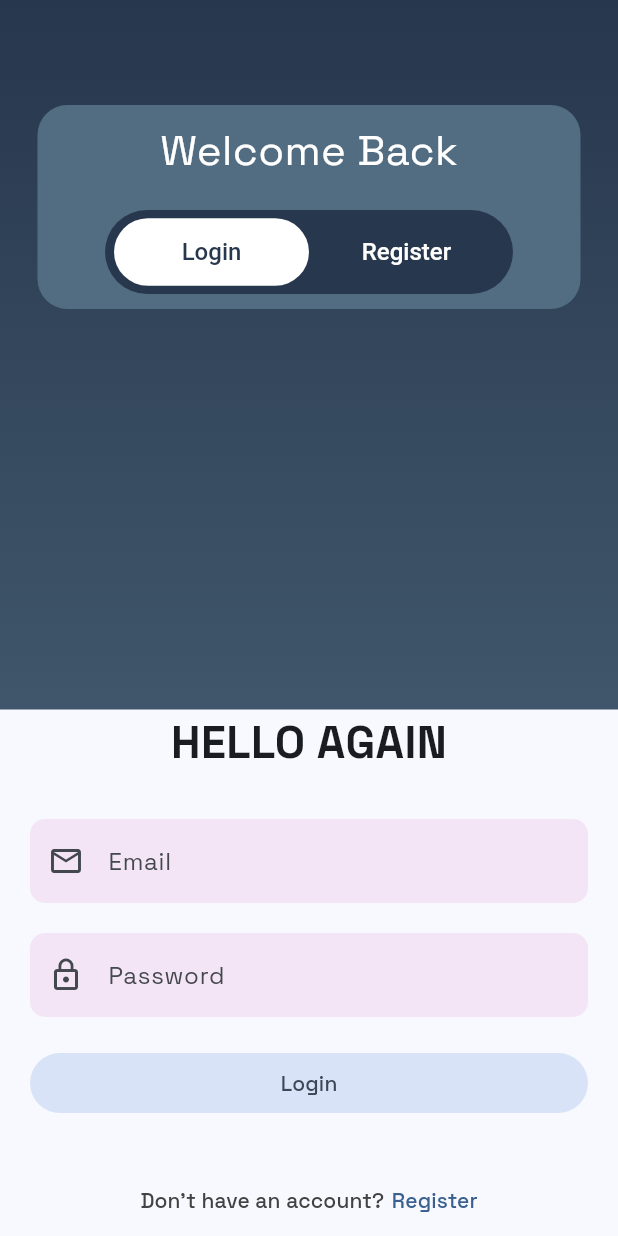
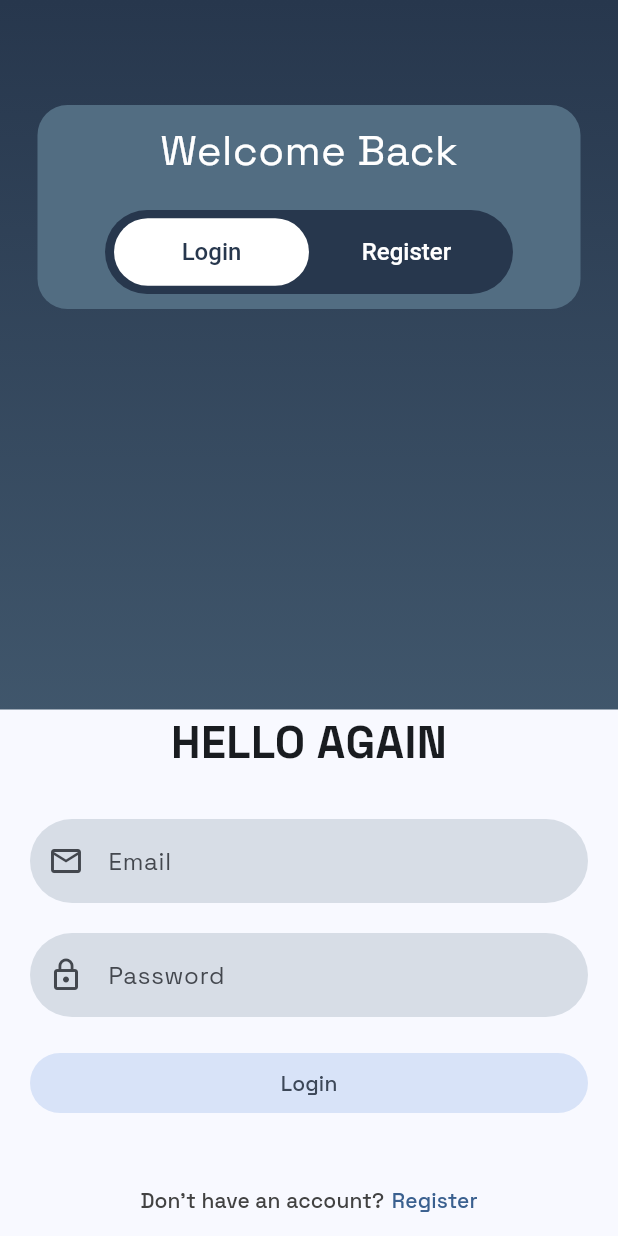
Before and after one commit to faustojc/workout_routine, a Flutter app: the screen it shows after launch, on a phone screen of 412 x 824 dp. Run offline on Flutter 3.47's test engine with Material 3 defaults, Android fonts, the phone set to English and light mode, and no system bars; our stand-ins replace cloud_firestore, firebase_auth, firebase_core; accounts and stored records are empty.

Commit message:
Fixed icon behavior

```diff
--- a/lib/widgets/components/input_form_field.dart
+++ b/lib/widgets/components/input_form_field.dart
@@ -1,4 +1,5 @@
 import 'package:flutter/material.dart';
+import 'package:workout_routine/themes/colors.dart';
 
 enum FieldType {
   text,
@@ -44,6 +45,7 @@ class InputFormField extends StatefulWidget {
 }
 
 class _InputFormFieldState extends State<InputFormField> {
+  late TextEditingController _controller;
   Widget? _suffixIcon;
   InputBorder? _border;
   Color? _fillColor;
@@ -52,44 +54,64 @@ class _InputFormFieldState extends State<InputFormField> {
   @override
   void initState() {
     super.initState();
+
     _obscureText = widget.type == FieldType.password;
-
-    if (widget.decoration == FieldDecoration.outlined) {
-      _border = const OutlineInputBorder();
-    } else if (widget.decoration == FieldDecoration.borderless) {
-      _border = const OutlineInputBorder(
-        borderSide: BorderSide.none,
-        borderRadius: BorderRadius.all(Radius.circular(10)),
-      );
-
-      _fillColor = Colors.purple.shade50;
-    }
+    _controller = widget.controller ?? TextEditingController();
 
     if (widget.suffixIcon != null) {
       _suffixIcon = Icon(widget.suffixIcon);
-    } else if (widget.controller!.text.isNotEmpty) {
+    } else {
+      _suffixIcon = null;
+    }
+
+    // Add a listener to _controller
+    _controller.addListener(() {
+      if (_suffixIcon == null) {
+        setState(() {
           if (widget.type == FieldType.password) {
             _suffixIcon = IconButton(
               icon: Icon(_obscureText ? Icons.visibility : Icons.visibility_off),
               onPressed: _setObscureText,
             );
-      } else {
+          } else if (widget.type == FieldType.text && _controller.text.isNotEmpty) {
             _suffixIcon = IconButton(
               icon: const Icon(Icons.clear),
               onPressed: _clearText,
             );
           }
+        });
+      }
+    });
+
+    if (widget.decoration == FieldDecoration.outlined) {
+      _border = const OutlineInputBorder(
+        borderRadius: BorderRadius.all(Radius.circular(28)),
+      );
+    } else if (widget.decoration == FieldDecoration.borderless) {
+      _border = const OutlineInputBorder(
+        borderSide: BorderSide.none,
+        borderRadius: BorderRadius.all(Radius.circular(28)),
+      );
+
+      _fillColor = ThemeColor.secondary.withOpacity(0.2);
     }
   }
 
   void _setObscureText() {
     setState(() {
       _obscureText = !_obscureText;
+      _suffixIcon = IconButton(
+        icon: Icon(_obscureText ? Icons.visibility : Icons.visibility_off),
+        onPressed: _setObscureText,
+      );
     });
   }
 
   void _clearText() {
     widget.controller!.clear();
+    setState(() {
+      _suffixIcon = null;
+    });
   }
 
   @override
```
Lines whose indentation alone changed are shown as unchanged.
